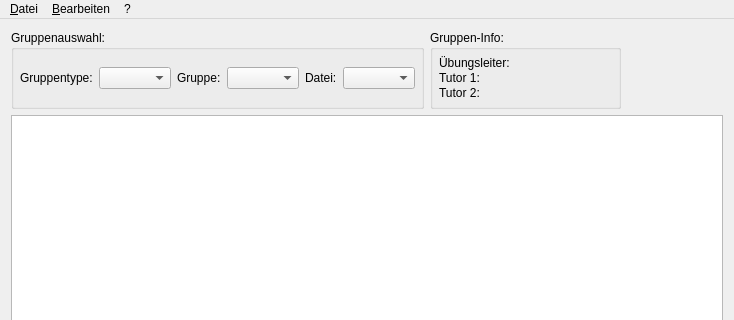
Above: ui/mainwindow.ui from jakobkogler/pk-tool before the change; both pictures show x 0 to 734 and y 0 to 320 of the 734 by 550 pixel window. Below: the same form after it.
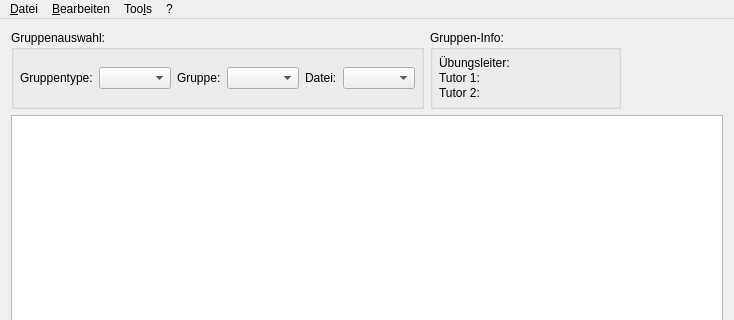
That is the form after the change. Custom widgets are drawn as their Qt base class.

Commit message: Move get-emails-button to separate menu

What changed in the file:
```diff
--- a/ui/mainwindow.ui
+++ b/ui/mainwindow.ui
@@ -246,8 +246,15 @@
     </property>
     <addaction name="action_about"/>
    </widget>
+   <widget class="QMenu" name="menuTools">
+    <property name="title">
+     <string>Too&amp;ls</string>
+    </property>
+    <addaction name="action_get_email"/>
+   </widget>
    <addaction name="menuDatei"/>
    <addaction name="menuBearbeiten"/>
+   <addaction name="menuTools"/>
    <addaction name="menu"/>
   </widget>
   <action name="action_new">
```
Left out of the diff: 1 changed line with no effect on the pictures. The commit also changes 1 other file.
